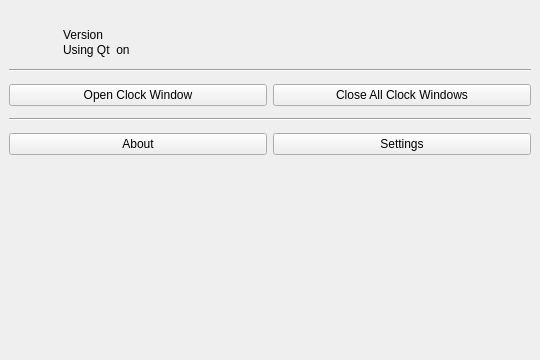
Old version of the form teleprinter/fightclubteleprinter.ui in the repository SFr682k/fightclub.
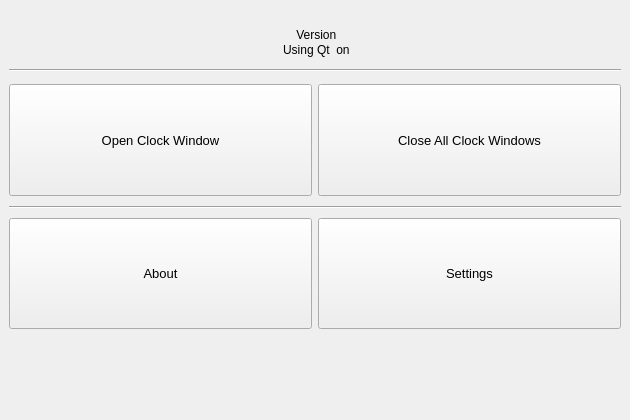
New version of the form. Icons and pictures are not drawn.

The edit to the form file:
```diff
--- a/teleprinter/fightclubteleprinter.ui
+++ b/teleprinter/fightclubteleprinter.ui
@@ -6,15 +6,24 @@
    <rect>
     <x>0</x>
     <y>0</y>
-    <width>540</width>
-    <height>360</height>
+    <width>630</width>
+    <height>420</height>
    </rect>
   </property>
+  <property name="minimumSize">
+   <size>
+    <width>630</width>
+    <height>420</height>
+   </size>
+  </property>
   <property name="windowTitle">
    <string>Fightclub Teleprinter</string>
   </property>
+  <property name="locale">
+   <locale language="English" country="UnitedStates"/>
+  </property>
   <widget class="QWidget" name="centralwidget">
-   <layout class="QVBoxLayout" name="verticalLayout_2">
+   <layout class="QVBoxLayout" name="verticalLayout_2" stretch="0,0,3,1">
     <item>
      <layout class="QHBoxLayout" name="horizontalLayout">
       <item>
@@ -56,6 +65,9 @@
           <property name="text">
            <string>&lt;ApplicationName&gt;</string>
           </property>
+          <property name="alignment">
+           <set>Qt::AlignCenter</set>
+          </property>
          </widget>
         </item>
         <item>
@@ -68,6 +80,9 @@
           <property name="text">
            <string>Version &lt;version&gt;</string>
           </property>
+          <property name="alignment">
+           <set>Qt::AlignCenter</set>
+          </property>
          </widget>
         </item>
         <item>
@@ -80,48 +95,29 @@
           <property name="text">
            <string>Using Qt &lt;QtVersion&gt; on &lt;Platform&gt;</string>
           </property>
+          <property name="alignment">
+           <set>Qt::AlignCenter</set>
+          </property>
          </widget>
         </item>
        </layout>
       </item>
       <item>
-       <spacer name="titlespacer">
+       <spacer name="horizontalSpacer">
         <property name="orientation">
          <enum>Qt::Horizontal</enum>
         </property>
+        <property name="sizeType">
+         <enum>QSizePolicy::Fixed</enum>
+        </property>
         <property name="sizeHint" stdset="0">
          <size>
-          <width>40</width>
-          <height>20</height>
+          <width>48</width>
+          <height>48</height>
          </size>
         </property>
        </spacer>
       </item>
-      <item>
-       <widget class="QLabel" name="gplv3logolabel">
-        <property name="minimumSize">
-         <size>
-          <width>96</width>
-          <height>48</height>
-         </size>
-        </property>
-        <property name="maximumSize">
-         <size>
-          <width>96</width>
-          <height>48</height>
-         </size>
-        </property>
-        <property name="text">
-         <string/>
-        </property>
-        <property name="pixmap">
-         <pixmap resource="resources.qrc">:/img/gpl-v3-logo.svg</pixmap>
-        </property>
-        <property name="scaledContents">
-         <bool>true</bool>
-        </property>
-       </widget>
-      </item>
      </layout>
     </item>
     <item>
@@ -138,9 +134,20 @@
      </widget>
     </item>
     <item>
-     <layout class="QGridLayout" name="gridLayout">
+     <layout class="QGridLayout" name="gridLayout" rowstretch="1,0,1">
       <item row="0" column="0">
-       <widget class="QPushButton" name="openClockWindow">
+       <widget class="QToolButton" name="openClockWindow">
+        <property name="sizePolicy">
+         <sizepolicy hsizetype="Minimum" vsizetype="MinimumExpanding">
+          <horstretch>0</horstretch>
+          <verstretch>0</verstretch>
+         </sizepolicy>
+        </property>
+        <property name="font">
+         <font>
+          <pointsize>10</pointsize>
+         </font>
+        </property>
         <property name="text">
          <string>Open Clock Window</string>
         </property>
@@ -148,10 +155,30 @@
          <iconset resource="resources.qrc">
           <normaloff>:/breeze-icons/window-new-16.svg</normaloff>:/breeze-icons/window-new-16.svg</iconset>
         </property>
+        <property name="iconSize">
+         <size>
+          <width>24</width>
+          <height>24</height>
+         </size>
+        </property>
+        <property name="toolButtonStyle">
+         <enum>Qt::ToolButtonTextUnderIcon</enum>
+        </property>
        </widget>
       </item>
       <item row="0" column="1">
-       <widget class="QPushButton" name="closeAllClockWindows">
+       <widget class="QToolButton" name="closeAllClockWindows">
+        <property name="sizePolicy">
+         <sizepolicy hsizetype="Minimum" vsizetype="MinimumExpanding">
+          <horstretch>0</horstretch>
+          <verstretch>0</verstretch>
+         </sizepolicy>
+        </property>
+        <property name="font">
+         <font>
+          <pointsize>10</pointsize>
+         </font>
+        </property>
         <property name="text">
          <string>Close All Clock Windows</string>
         </property>
@@ -159,6 +186,15 @@
          <iconset resource="resources.qrc">
           <normaloff>:/breeze-icons/window-close-16.svg</normaloff>:/breeze-icons/window-close-16.svg</iconset>
         </property>
+        <property name="iconSize">
+         <size>
+          <width>24</width>
+          <height>24</height>
+         </size>
+        </property>
+        <property name="toolButtonStyle">
+         <enum>Qt::ToolButtonTextUnderIcon</enum>
+        </property>
        </widget>
       </item>
       <item row="1" column="0" colspan="2">
@@ -166,7 +202,7 @@
         <property name="minimumSize">
          <size>
           <width>0</width>
-          <height>15</height>
+          <height>10</height>
          </size>
         </property>
         <property name="orientation">
@@ -175,7 +211,18 @@
        </widget>
       </item>
       <item row="2" column="0">
-       <widget class="QPushButton" name="openAboutDialog">
+       <widget class="QToolButton" name="openAboutDialog">
+        <property name="sizePolicy">
+         <sizepolicy hsizetype="Minimum" vsizetype="MinimumExpanding">
+          <horstretch>0</horstretch>
+          <verstretch>0</verstretch>
+         </sizepolicy>
+        </property>
+        <property name="font">
+         <font>
+          <pointsize>10</pointsize>
+         </font>
+        </property>
         <property name="text">
          <string>About</string>
         </property>
@@ -183,10 +230,30 @@
          <iconset resource="resources.qrc">
           <normaloff>:/breeze-icons/help-about-16.svg</normaloff>:/breeze-icons/help-about-16.svg</iconset>
         </property>
+        <property name="iconSize">
+         <size>
+          <width>24</width>
+          <height>24</height>
+         </size>
+        </property>
+        <property name="toolButtonStyle">
+         <enum>Qt::ToolButtonTextUnderIcon</enum>
+        </property>
        </widget>
       </item>
       <item row="2" column="1">
-       <widget class="QPushButton" name="openSettingsDialog">
+       <widget class="QToolButton" name="openSettingsDialog">
+        <property name="sizePolicy">
+         <sizepolicy hsizetype="Minimum" vsizetype="MinimumExpanding">
+          <horstretch>0</horstretch>
+          <verstretch>0</verstretch>
+         </sizepolicy>
+        </property>
+        <property name="font">
+         <font>
+          <pointsize>10</pointsize>
+         </font>
+        </property>
         <property name="text">
          <string>Settings</string>
         </property>
@@ -194,6 +261,15 @@
          <iconset resource="resources.qrc">
           <normaloff>:/breeze-icons/configure-shortcuts-16.svg</normaloff>:/breeze-icons/configure-shortcuts-16.svg</iconset>
         </property>
+        <property name="iconSize">
+         <size>
+          <width>24</width>
+          <height>24</height>
+         </size>
+        </property>
+        <property name="toolButtonStyle">
+         <enum>Qt::ToolButtonTextUnderIcon</enum>
+        </property>
        </widget>
       </item>
      </layout>
@@ -218,7 +294,7 @@
     <rect>
      <x>0</x>
      <y>0</y>
-     <width>540</width>
+     <width>630</width>
      <height>30</height>
     </rect>
    </property>
```
